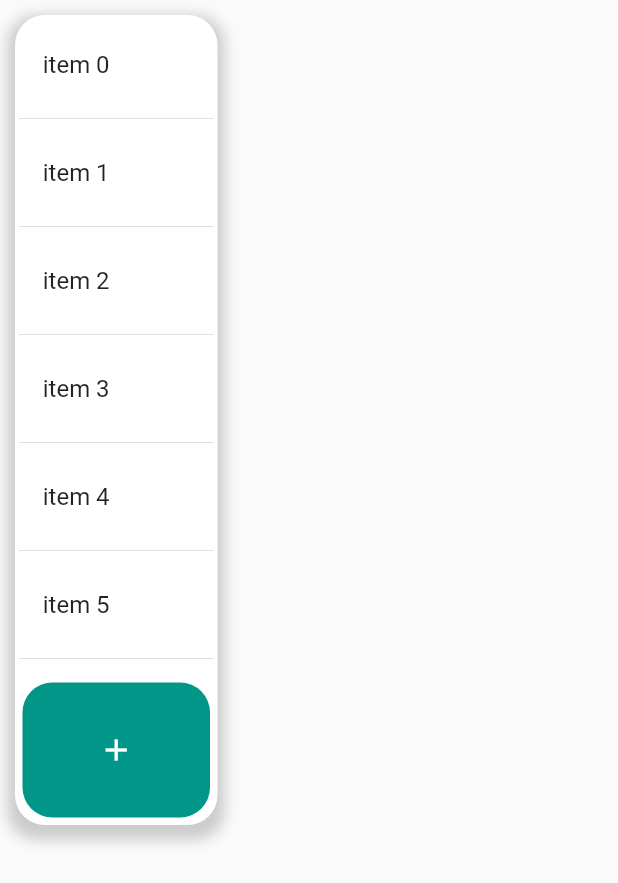
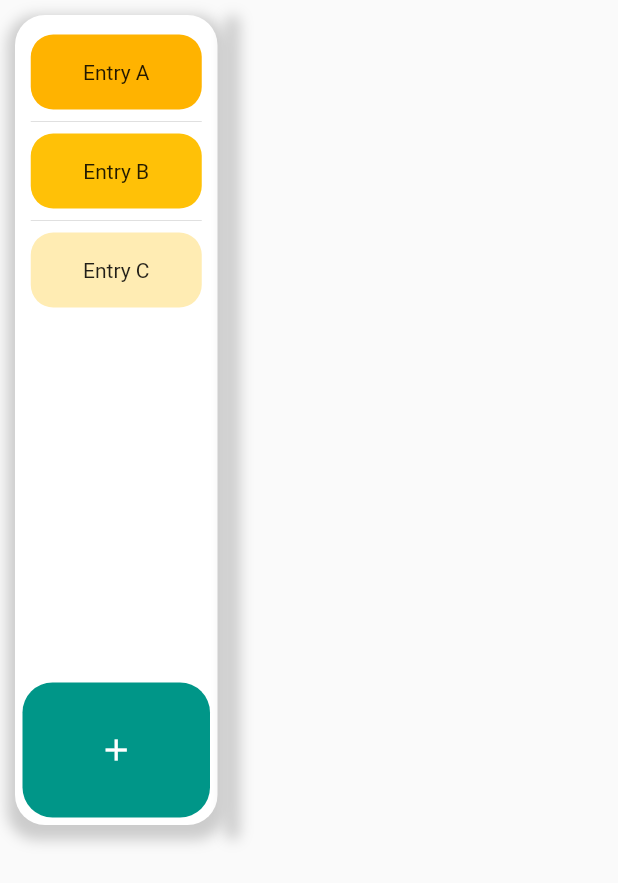
Before and after one commit to jupall/BeThere, a Flutter app: the screen it shows after launch, on a phone screen of 412 x 824 dp. Shown: the top 883 px of the screen. Run offline on Flutter 3.47's test engine with Material 2 defaults, Android fonts, the phone set to English and light mode, and no system bars; our stand-ins replace charts_flutter, firebase_core, firebase_database; missing offline and left inert: dart:html; accounts and stored records are empty.

Commit message:
update on main.dart

```diff
--- a/FlutterApp/bethere/lib/main.dart
+++ b/FlutterApp/bethere/lib/main.dart
@@ -12,8 +12,7 @@ const Color amberColor = Color.fromARGB(255, 247, 156, 38);
 const Color salmonColor = Color.fromARGB(255, 231, 103, 103);
 const Color lightGreyColor = Color.fromARGB(255, 224, 224, 224);
 const Color darkerGreyColor = Color.fromARGB(255, 184, 184, 184);
-final List<String> entries = <String>['A', 'B', 'C'];
-final List<int> colorCodes = <int>[600, 500, 100];
+
 Future<void> main() async {
   WidgetsFlutterBinding.ensureInitialized();
   runApp(MyApp());
@@ -68,15 +67,6 @@ class MyApp extends StatelessWidget {
 class MyHomePage extends StatefulWidget {
   const MyHomePage({super.key, required this.title});
 
-  // This widget is the home page of your application. It is stateful, meaning
-  // that it has a State object (defined below) that contains fields that affect
-  // how it looks.
-
-  // This class is the configuration for the state. It holds the values (in this
-  // case the title) provided by the parent (in this case the App widget) and
-  // used by the build method of the State. Fields in a Widget subclass are
-  // always marked "final".
-
   final String title;
 
   @override
@@ -87,7 +77,9 @@ class _MyHomePageState extends State<MyHomePage> {
   int _counter = 0;
   double _randInt = 1.0;
   double _randInt2 = 1.0;
-
+  List<String> _entries = <String>['A', 'B', 'C'];
+  List<int> _colorCodes = <int>[600, 500, 100];
+  List<bool> _displayGroup = <bool>[false, false, false];
   @override
   void initState() {
     super.initState();
@@ -173,15 +165,33 @@ class _MyHomePageState extends State<MyHomePage> {
                             children: [
                               ListView.separated(
                                 shrinkWrap: true,
-                                itemCount: 25,
+                                padding: const EdgeInsets.all(8),
+                                itemCount: _entries.length,
+                                itemBuilder: (BuildContext context, int index) {
+                                  return InkWell(
+                                    child: Container(
+                                      height: 50,
+                                      decoration: BoxDecoration(
+                                          color:
+                                              Colors.amber[_colorCodes[index]],
+                                          borderRadius: const BorderRadius.all(
+                                              Radius.circular(15))),
+                                      child: Center(
+                                          child:
+                                              Text('Entry ${_entries[index]}')),
+                                    ),
+                                    onTap: () {
+                                      setState(() {
+                                        _displayGroup.fillRange(
+                                            0, _displayGroup.length, false);
+                                        _displayGroup[index] = true;
+                                      });
+                                    },
+                                  );
+                                },
                                 separatorBuilder:
                                     (BuildContext context, int index) =>
                                         const Divider(),
-                                itemBuilder: (BuildContext context, int index) {
-                                  return ListTile(
-                                    title: Text('item $index'),
-                                  );
-                                },
                               )
                             ],
                           )),
@@ -201,7 +211,20 @@ class _MyHomePageState extends State<MyHomePage> {
                                 child: Column(
                                   mainAxisAlignment: MainAxisAlignment.center,
                                   children: [
-                                    Icon(Icons.add, color: Colors.white)
+                                    IconButton(
+                                        hoverColor: Colors.amber,
+                                        onPressed: () {
+                                          setState(() {
+                                            _entries.insert(0, "D");
+                                            _colorCodes.insert(0, 300);
+                                            _displayGroup.insert(0, false);
+                                          });
+                                        },
+                                        icon: Icon(
+                                          Icons.add,
+                                          color: Colors.white,
+                                        ),
+                                        color: Colors.white)
                                   ],
                                 ),
                               )
@@ -209,10 +232,38 @@ class _MyHomePageState extends State<MyHomePage> {
                           ))
                     ],
                   )
-                ])
+                ]),
+            SizedBox(width: 10),
+            Expanded(
+                child: Stack(
+              children: [
+                Container(
+                    height: 135 * 4,
+                    decoration: BoxDecoration(
+                      color: Colors.white,
+                      borderRadius: const BorderRadius.all(Radius.circular(20)),
+                      boxShadow: [
+                        BoxShadow(
+                          color: Colors.grey.withOpacity(0.5),
+                          spreadRadius: 5,
+                          blurRadius: 7,
+                          offset:
+                              const Offset(0, 5), // changes position of shadow
+                        ),
+                      ],
+                    ),
+                    child: Column()),
+              ],
+            )),
+            SizedBox(width: 10)
           ]),
         ]
             // This trailing comma makes auto-formatting nicer for build methods.
             ));
   }
 }
+
+Widget displayGroupInfo() {
+  // get what group to display from firebase realtime database
+  return Column(children: [SizedBox(width: 20)]);
+}
```
